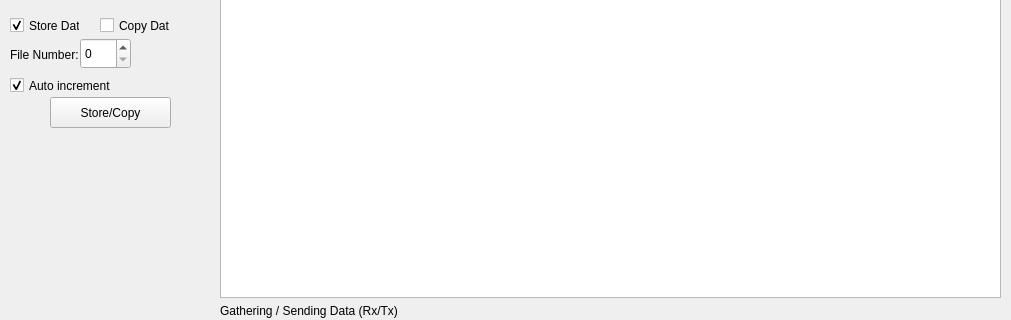
Qt form qt.ui (JulianRene/Serial-GUI-Com) before a commit; both pictures show x 0 to 1011 and y 313 to 633 of the 1011 by 633 pixel window.
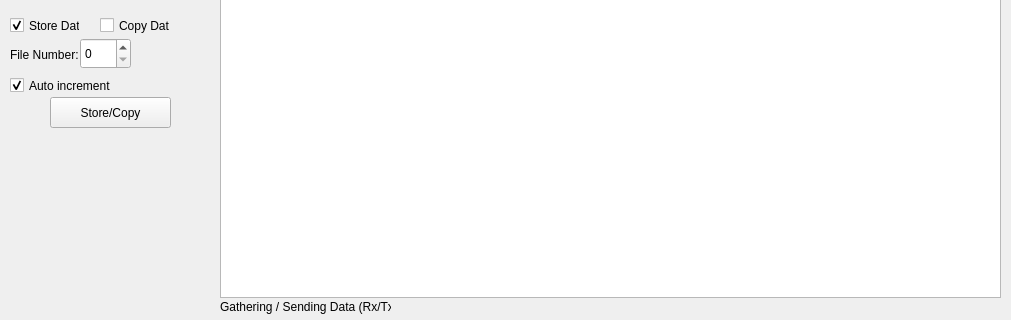
The same form after that commit.

Commit message: All functions tested OffLine, ready for Online testing connected to machine.

Diff of the .ui file:
```diff
--- a/qt.ui
+++ b/qt.ui
@@ -32,20 +32,16 @@
       <x>220</x>
       <y>90</y>
       <width>781</width>
-      <height>541</height>
+      <height>521</height>
      </rect>
     </property>
-    <layout class="QGridLayout" name="gridLayout">
+    <layout class="QGridLayout" name="gridLayout" rowstretch="100,0">
+     <property name="sizeConstraint">
+      <enum>QLayout::SetNoConstraint</enum>
+     </property>
      <item row="0" column="0">
       <widget class="QTextEdit" name="textEdit_3"/>
      </item>
-     <item row="1" column="0">
-      <widget class="QLabel" name="label_3">
-       <property name="text">
-        <string>Gathering / Sending Data (Rx/Tx)</string>
-       </property>
-      </widget>
-     </item>
     </layout>
    </widget>
    <widget class="QWidget" name="formLayoutWidget_2">
@@ -458,6 +454,25 @@
      <string>Rename Files</string>
     </property>
    </widget>
+   <widget class="QLabel" name="label_3">
+    <property name="geometry">
+     <rect>
+      <x>220</x>
+      <y>610</y>
+      <width>171</width>
+      <height>20</height>
+     </rect>
+    </property>
+    <property name="sizePolicy">
+     <sizepolicy hsizetype="Expanding" vsizetype="Minimum">
+      <horstretch>0</horstretch>
+      <verstretch>0</verstretch>
+     </sizepolicy>
+    </property>
+    <property name="text">
+     <string>Gathering / Sending Data (Rx/Tx)</string>
+    </property>
+   </widget>
   </widget>
   <action name="actionAna_Ekran">
    <property name="text">
```
Left out of the diff: 2 changed lines with no effect on the pictures. The commit also changes 1 other file.
